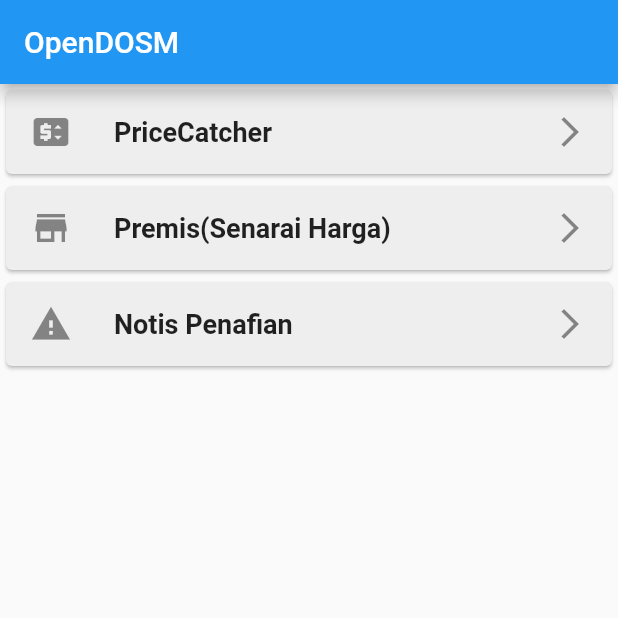
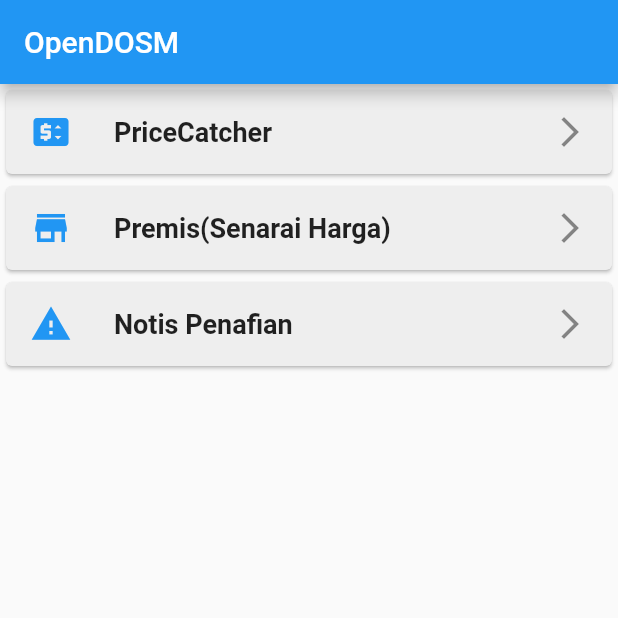
Before and after one commit to arma7x/opendosm, a Flutter app: the screen it shows after launch, on a phone screen of 412 x 824 dp, the top half of it. Run offline on Flutter 3.47's test engine with Material 2 defaults, Android fonts, the phone set to English and light mode, and no system bars; our stand-ins replace permission_handler, shared_preferences, sqlite3_flutter_libs; missing offline and left inert: idb_shim, sqlite3; network calls fail.

Commit message:
update styles

```diff
--- a/lib/main.dart
+++ b/lib/main.dart
@@ -119,6 +119,7 @@ class _MyHomePageState extends State<MyHomePage> {
                 leading: Icon(
                   Icons.price_change,
                   size: 28.0,
+                  color: Colors.blue,
                 ),
                 trailing: const Icon(Icons.arrow_forward_ios ),
                 title: Text(
@@ -143,6 +144,7 @@ class _MyHomePageState extends State<MyHomePage> {
                 leading: Icon(
                   Icons.store,
                   size: 28.0,
+                  color: Colors.blue,
                 ),
                 trailing: const Icon(Icons.arrow_forward_ios ),
                 title: Text(
@@ -167,6 +169,7 @@ class _MyHomePageState extends State<MyHomePage> {
                 leading: Icon(
                   Icons.warning,
                   size: 28.0,
+                  color: Colors.blue,
                 ),
                 trailing: const Icon(Icons.arrow_forward_ios ),
                 title: Text(
```
Also changed, not shown: lib/modules/Premises/PriceList.dart (+6 -1 lines).
